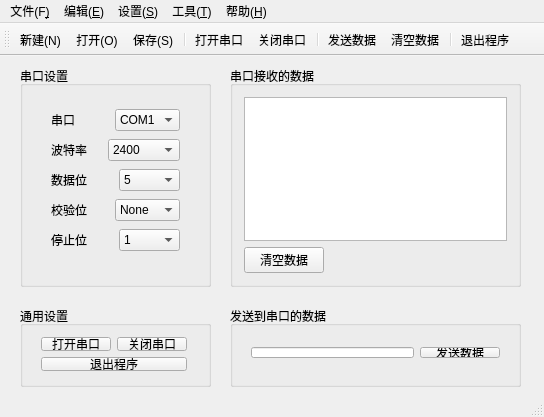
Old version of the form mainwindow.ui in the repository gymmer/SerialDebuggingAssistant.
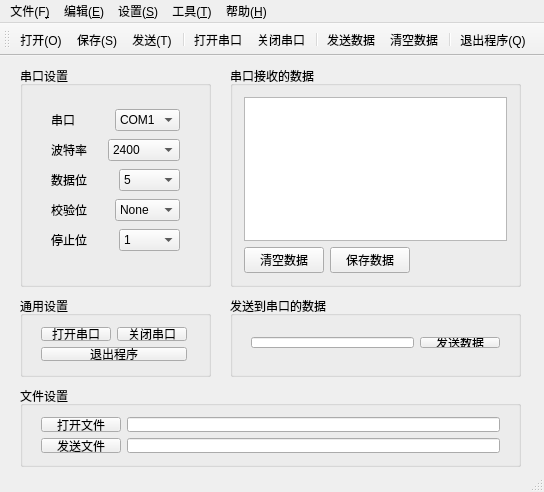
New version of the form. Icons and pictures are not drawn.

Diff of the .ui file:
```diff
--- a/mainwindow.ui
+++ b/mainwindow.ui
@@ -7,7 +7,7 @@
     <x>0</x>
     <y>0</y>
     <width>544</width>
-    <height>417</height>
+    <height>492</height>
    </rect>
   </property>
   <property name="sizePolicy">
@@ -250,6 +250,13 @@
          </property>
         </widget>
        </item>
+       <item>
+        <widget class="QPushButton" name="save_data_pushButton">
+         <property name="text">
+          <string>保存数据</string>
+         </property>
+        </widget>
+       </item>
        <item>
         <spacer name="horizontalSpacer">
          <property name="orientation">
@@ -271,7 +278,7 @@
     <property name="geometry">
      <rect>
       <x>230</x>
-      <y>250</y>
+      <y>240</y>
       <width>291</width>
       <height>81</height>
      </rect>
@@ -306,7 +313,7 @@
     <property name="geometry">
      <rect>
       <x>20</x>
-      <y>250</y>
+      <y>240</y>
       <width>191</width>
       <height>81</height>
      </rect>
@@ -352,6 +359,67 @@
      </layout>
     </widget>
    </widget>
+   <widget class="QGroupBox" name="file_setting_groupBox">
+    <property name="geometry">
+     <rect>
+      <x>20</x>
+      <y>330</y>
+      <width>501</width>
+      <height>81</height>
+     </rect>
+    </property>
+    <property name="title">
+     <string>文件设置</string>
+    </property>
+    <widget class="QWidget" name="">
+     <property name="geometry">
+      <rect>
+       <x>10</x>
+       <y>20</y>
+       <width>481</width>
+       <height>58</height>
+      </rect>
+     </property>
+     <layout class="QVBoxLayout" name="verticalLayout_4">
+      <item>
+       <layout class="QHBoxLayout" name="horizontalLayout_9">
+        <item>
+         <widget class="QPushButton" name="open_file_pushButton">
+          <property name="text">
+           <string>打开文件</string>
+          </property>
+         </widget>
+        </item>
+        <item>
+         <widget class="QLineEdit" name="open_file_lineEdit">
+          <property name="readOnly">
+           <bool>true</bool>
+          </property>
+         </widget>
+        </item>
+       </layout>
+      </item>
+      <item>
+       <layout class="QHBoxLayout" name="horizontalLayout_10">
+        <item>
+         <widget class="QPushButton" name="send_file_pushButton">
+          <property name="text">
+           <string>发送文件</string>
+          </property>
+         </widget>
+        </item>
+        <item>
+         <widget class="QLineEdit" name="file_text_lineEdit">
+          <property name="readOnly">
+           <bool>true</bool>
+          </property>
+         </widget>
+        </item>
+       </layout>
+      </item>
+     </layout>
+    </widget>
+   </widget>
   </widget>
   <widget class="QMenuBar" name="menuBar">
    <property name="geometry">
@@ -413,9 +481,9 @@
    <attribute name="toolBarBreak">
     <bool>false</bool>
    </attribute>
-   <addaction name="action_new"/>
-   <addaction name="action_open"/>
-   <addaction name="action_save"/>
+   <addaction name="action_open_file"/>
+   <addaction name="action_save_file"/>
+   <addaction name="action_send_file"/>
    <addaction name="separator"/>
    <addaction name="action_open_port"/>
    <addaction name="action_close_port"/>
@@ -426,19 +494,7 @@
    <addaction name="action_quit"/>
   </widget>
   <widget class="QStatusBar" name="statusBar"/>
-  <action name="action_new">
-   <property name="icon">
-    <iconset resource="source.qrc">
-     <normaloff>:/new/toolBar_PNG/image/new_file.png</normaloff>:/new/toolBar_PNG/image/new_file.png</iconset>
-   </property>
-   <property name="text">
-    <string>新建(&amp;N)...</string>
-   </property>
-   <property name="shortcut">
-    <string>Ctrl+N</string>
-   </property>
-  </action>
-  <action name="action_open">
+  <action name="action_open_file">
    <property name="icon">
     <iconset resource="source.qrc">
      <normaloff>:/new/toolBar_PNG/image/open_file.png</normaloff>:/new/toolBar_PNG/image/open_file.png</iconset>
@@ -450,16 +506,7 @@
     <string>Ctrl+O</string>
    </property>
   </action>
-  <action name="action_close">
-   <property name="icon">
-    <iconset resource="source.qrc">
-     <normaloff>:/new/toolBar_PNG/image/close_file.png</normaloff>:/new/toolBar_PNG/image/close_file.png</iconset>
-   </property>
-   <property name="text">
-    <string>关闭(&amp;C)...</string>
-   </property>
-  </action>
-  <action name="action_save">
+  <action name="action_save_file">
    <property name="icon">
     <iconset resource="source.qrc">
      <normaloff>:/new/toolBar_PNG/image/save_file.png</normaloff>:/new/toolBar_PNG/image/save_file.png</iconset>
@@ -522,12 +569,27 @@
      <normaloff>:/new/toolBar_PNG/image/quit.png</normaloff>:/new/toolBar_PNG/image/quit.png</iconset>
    </property>
    <property name="text">
+    <string>退出程序(&amp;Q)...</string>
+   </property>
+   <property name="toolTip">
     <string>退出程序</string>
    </property>
    <property name="shortcut">
     <string>Ctrl+Q</string>
    </property>
   </action>
+  <action name="action_send_file">
+   <property name="icon">
+    <iconset resource="source.qrc">
+     <normaloff>:/new/toolBar_PNG/image/new_file.png</normaloff>:/new/toolBar_PNG/image/new_file.png</iconset>
+   </property>
+   <property name="text">
+    <string>发送(&amp;T)...</string>
+   </property>
+   <property name="toolTip">
+    <string>发送文件</string>
+   </property>
+  </action>
  </widget>
  <layoutdefault spacing="6" margin="11"/>
  <resources>
```
Left out of the diff: 26 changed lines with no effect on the pictures.
